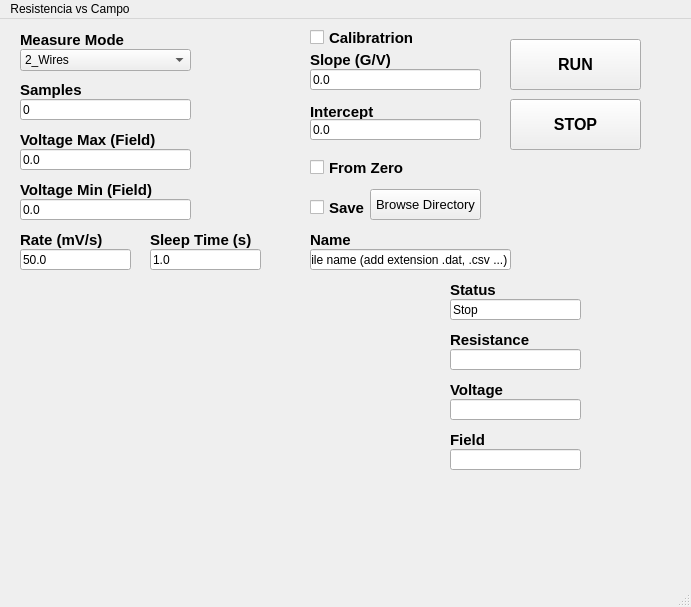
Qt form All/Resistencia_vs_Campo_cont_multimetro_GUI.ui (agustin92/Doctorado) before a commit.
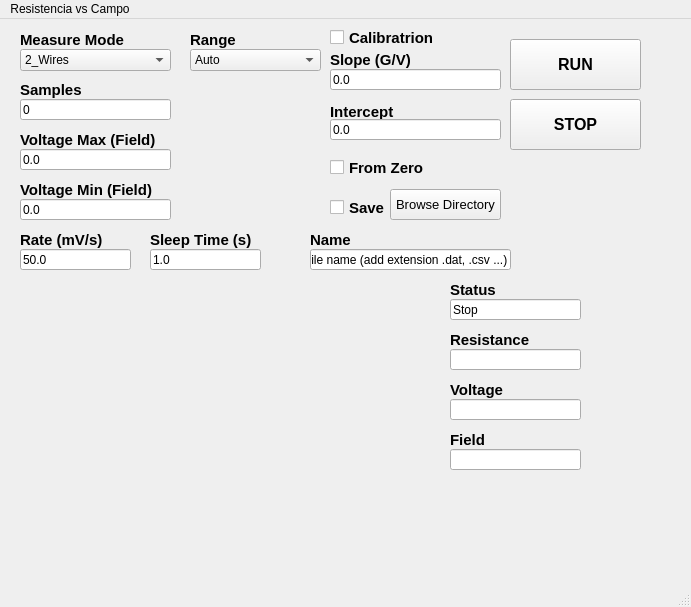
The same form after that commit. Custom widgets are drawn as their Qt base class.

```diff
--- a/All/Resistencia_vs_Campo_cont_multimetro_GUI.ui
+++ b/All/Resistencia_vs_Campo_cont_multimetro_GUI.ui
@@ -59,7 +59,7 @@
      <rect>
       <x>20</x>
       <y>80</y>
-      <width>171</width>
+      <width>151</width>
       <height>21</height>
      </rect>
     </property>
@@ -130,7 +130,7 @@
    <widget class="QLabel" name="label_6">
     <property name="geometry">
      <rect>
-      <x>310</x>
+      <x>330</x>
       <y>30</y>
       <width>171</width>
       <height>21</height>
@@ -150,7 +150,7 @@
    <widget class="QLabel" name="label_7">
     <property name="geometry">
      <rect>
-      <x>310</x>
+      <x>330</x>
       <y>82</y>
       <width>171</width>
       <height>21</height>
@@ -210,7 +210,7 @@
    <widget class="QCheckBox" name="checkBox">
     <property name="geometry">
      <rect>
-      <x>310</x>
+      <x>330</x>
       <y>10</y>
       <width>141</width>
       <height>17</height>
@@ -230,7 +230,7 @@
    <widget class="QCheckBox" name="checkBox_2">
     <property name="geometry">
      <rect>
-      <x>310</x>
+      <x>330</x>
       <y>180</y>
       <width>141</width>
       <height>17</height>
@@ -282,7 +282,7 @@
      <rect>
       <x>20</x>
       <y>130</y>
-      <width>171</width>
+      <width>151</width>
       <height>21</height>
      </rect>
     </property>
@@ -295,7 +295,7 @@
      <rect>
       <x>20</x>
       <y>180</y>
-      <width>171</width>
+      <width>151</width>
       <height>21</height>
      </rect>
     </property>
@@ -319,7 +319,7 @@
    <widget class="QLineEdit" name="lineEdit_6">
     <property name="geometry">
      <rect>
-      <x>310</x>
+      <x>330</x>
       <y>50</y>
       <width>171</width>
       <height>21</height>
@@ -332,7 +332,7 @@
    <widget class="QLineEdit" name="lineEdit_7">
     <property name="geometry">
      <rect>
-      <x>310</x>
+      <x>330</x>
       <y>100</y>
       <width>171</width>
       <height>21</height>
@@ -495,7 +495,7 @@
    <widget class="QPushButton" name="pushButton_3">
     <property name="geometry">
      <rect>
-      <x>370</x>
+      <x>390</x>
       <y>170</y>
       <width>111</width>
       <height>31</height>
@@ -515,7 +515,7 @@
    <widget class="QCheckBox" name="checkBox_3">
     <property name="geometry">
      <rect>
-      <x>310</x>
+      <x>330</x>
       <y>140</y>
       <width>161</width>
       <height>17</height>
@@ -570,7 +570,7 @@
      <rect>
       <x>20</x>
       <y>30</y>
-      <width>171</width>
+      <width>151</width>
       <height>22</height>
      </rect>
     </property>
@@ -585,6 +585,81 @@
      </property>
     </item>
    </widget>
+   <widget class="QComboBox" name="comboBox_3">
+    <property name="geometry">
+     <rect>
+      <x>190</x>
+      <y>30</y>
+      <width>131</width>
+      <height>22</height>
+     </rect>
+    </property>
+    <item>
+     <property name="text">
+      <string>Auto</string>
+     </property>
+    </item>
+    <item>
+     <property name="text">
+      <string>1GOhm</string>
+     </property>
+    </item>
+    <item>
+     <property name="text">
+      <string>100MOhm</string>
+     </property>
+    </item>
+    <item>
+     <property name="text">
+      <string>10MOhm</string>
+     </property>
+    </item>
+    <item>
+     <property name="text">
+      <string>1MOhm</string>
+     </property>
+    </item>
+    <item>
+     <property name="text">
+      <string>100kOhm</string>
+     </property>
+    </item>
+    <item>
+     <property name="text">
+      <string>10kOhm</string>
+     </property>
+    </item>
+    <item>
+     <property name="text">
+      <string>1kOhm</string>
+     </property>
+    </item>
+    <item>
+     <property name="text">
+      <string>100Ohm</string>
+     </property>
+    </item>
+   </widget>
+   <widget class="QLabel" name="label_14">
+    <property name="geometry">
+     <rect>
+      <x>190</x>
+      <y>10</y>
+      <width>121</width>
+      <height>21</height>
+     </rect>
+    </property>
+    <property name="font">
+     <font>
+      <pointsize>11</pointsize>
+      <weight>75</weight>
+      <bold>true</bold>
+     </font>
+    </property>
+    <property name="text">
+     <string>Range</string>
+    </property>
+   </widget>
   </widget>
   <widget class="QMenuBar" name="menubar">
    <property name="geometry">
```
